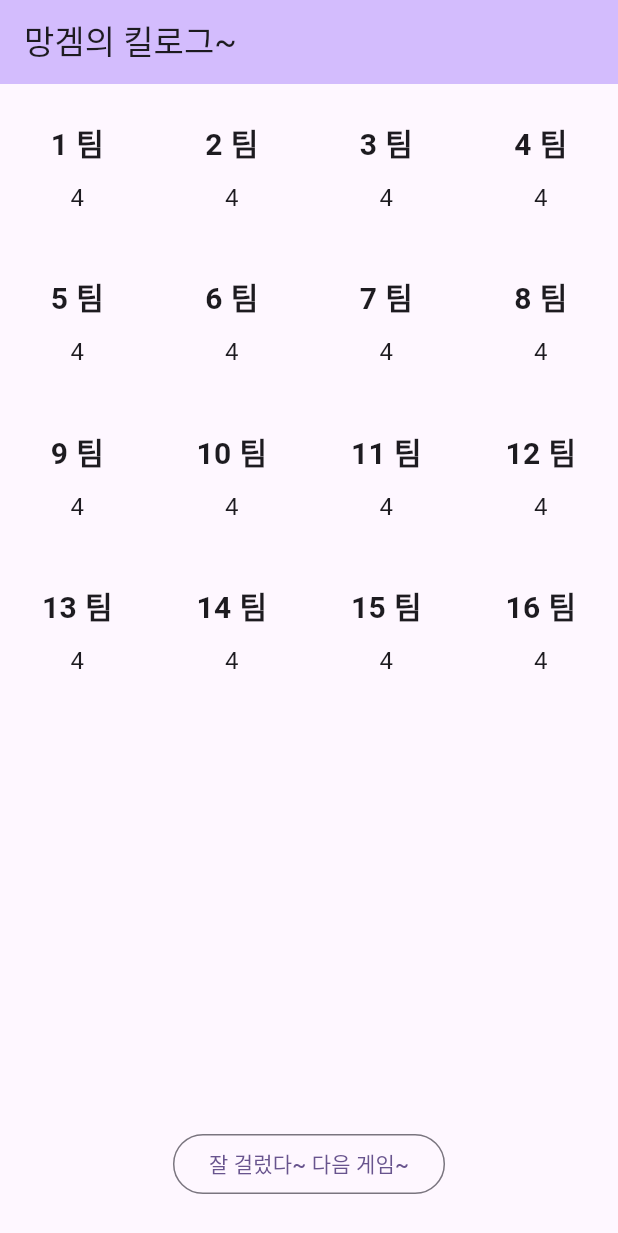
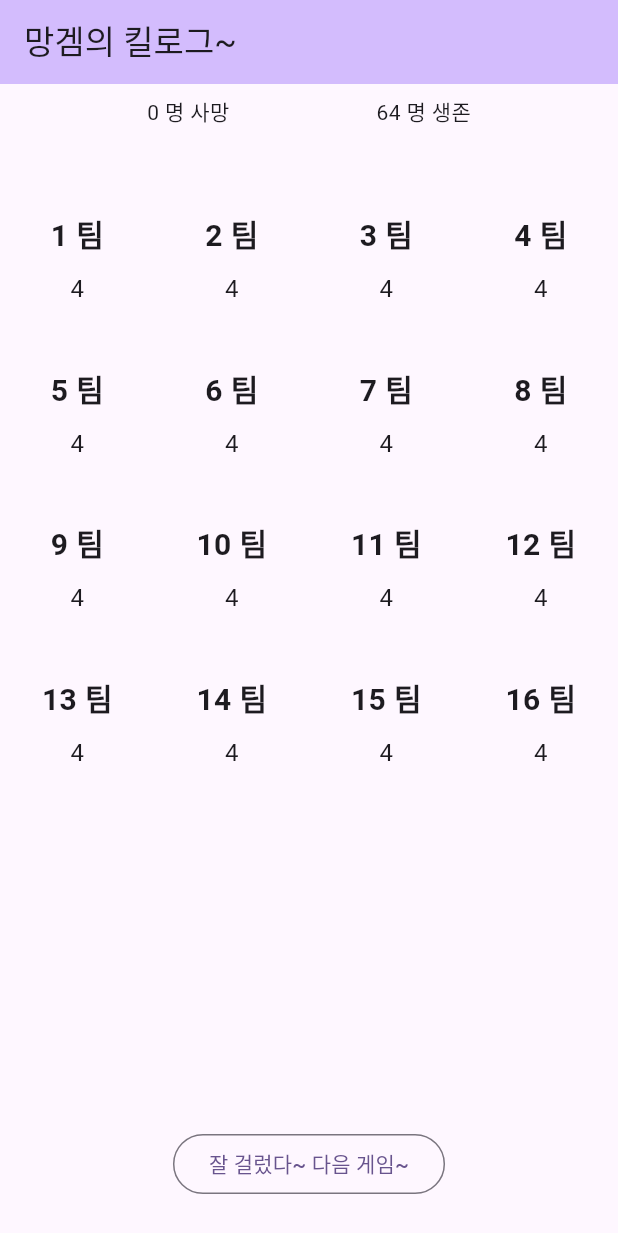
Before and after one commit to philiplee25/flutter_pubg_killlog, a Flutter app: the screen it shows after launch, on a phone screen of 412 x 824 dp. Shown: the top 1233 px of the screen. Run offline on Flutter 3.47's test engine with Material 3 defaults, Android fonts, the phone set to English and light mode, and no system bars.

Commit message:
생존 사망수 추가

```diff
--- a/lib/presentation/main_screen.dart
+++ b/lib/presentation/main_screen.dart
@@ -28,6 +28,10 @@ class _KillLogScreenState extends State<KillLogScreen> {
     {'team': '16 팀', 'live': 4},
   ];
 
+  // 남은 인원 수를 어떤 식으로 해야할 지 모루겠다. 일단 default 64명~
+  int totalLive = 64;
+  int totalDead = 0;
+
   // 현재 상태 저장하는 리스트
   List<Map<String, dynamic>> items = [];
 
@@ -45,6 +49,10 @@ class _KillLogScreenState extends State<KillLogScreen> {
         // 클릭할때마다 live 감소
         items[index]['live']--;
       }
+
+      // 사망한 인원은 1씩 늘어나고 생존인원은 1씩 줄어듦
+      totalLive--;
+      totalDead++;
     });
   }
 
@@ -64,6 +72,19 @@ class _KillLogScreenState extends State<KillLogScreen> {
       ),
       body: Column(
         children: [
+          Container(
+            margin: const EdgeInsets.only(bottom: 24.0),
+            child: Padding(
+              padding: const EdgeInsets.symmetric(vertical: 8.0),
+              child: Row(
+                mainAxisAlignment: MainAxisAlignment.spaceEvenly,
+                children: [
+                  Text('$totalDead 명 사망'),
+                  Text('$totalLive 명 생존'),
+                ],
+              ),
+            ),
+          ),
           Expanded(
             child: Padding(
               padding: const EdgeInsets.only(top: 24.0),
```
Also changed, not shown: 1 other file.
